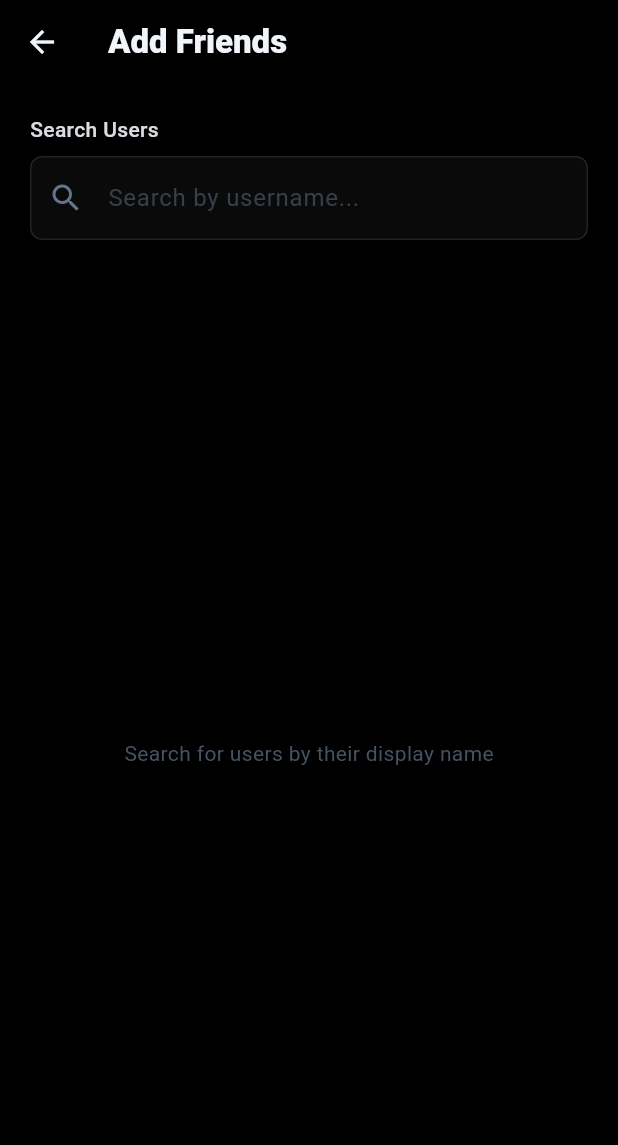
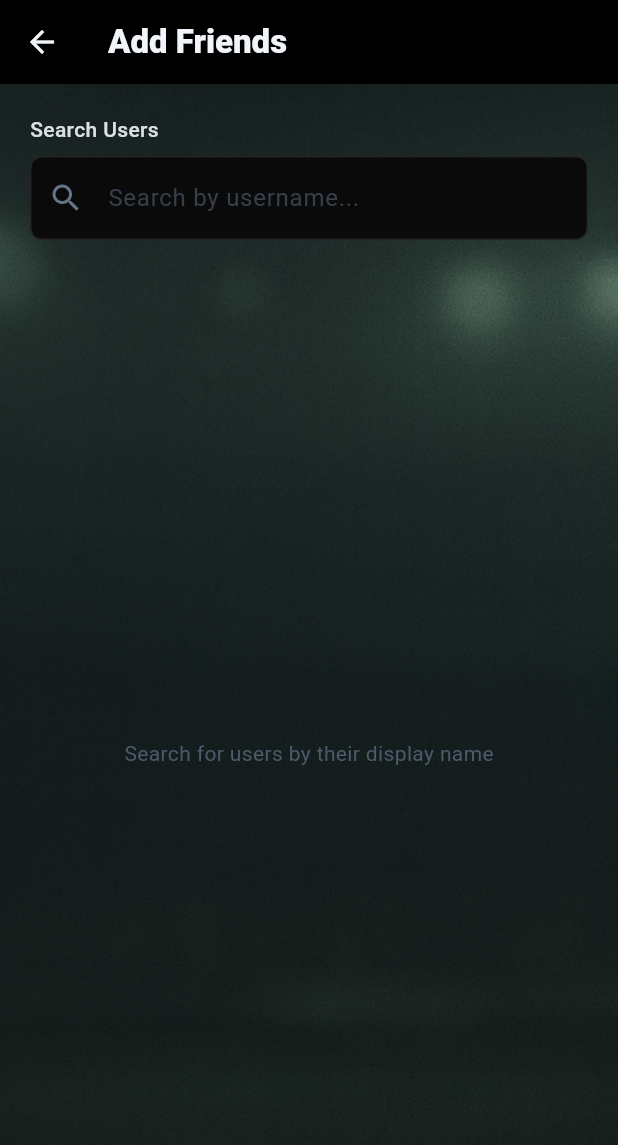
Before and after one commit to rajasaifr/Sportify, a Flutter app: the screen it shows once a user with an empty profile is signed in, tab 3 chosen, after a tap on the "person add" icon, on a phone screen of 412 x 824 dp. Shown: the top 1145 px of the screen. Run offline on Flutter 3.47's test engine with Material 3 defaults, Android fonts, the phone set to English and light mode, and no system bars; our stand-ins replace cloud_firestore, firebase_auth, firebase_core, google_sign_in; missing offline and left inert: dart:html, dart:ui_web, flutter_inappwebview; accounts and stored records are empty; network calls fail; project files that could hold a hidden picture were left out.

Commit message:
Final UI changes

```diff
--- a/sportify_app/lib/screens/add_friend_screen.dart
+++ b/sportify_app/lib/screens/add_friend_screen.dart
@@ -22,9 +22,9 @@ class _AddFriendScreenState extends State<AddFriendScreen> {
   @override
   Widget build(BuildContext context) {
     return Scaffold(
-      backgroundColor: AppTheme.bgStart,
+      backgroundColor: Colors.transparent,
       appBar: AppBar(
-        backgroundColor: AppTheme.bgStart,
+        backgroundColor: Colors.black, // Changed from Colors.transparent
         elevation: 0,
         title: const Text(
           'Add Friends',
@@ -32,13 +32,25 @@ class _AddFriendScreenState extends State<AddFriendScreen> {
         ),
         iconTheme: const IconThemeData(color: AppTheme.textMain),
       ),
-      body: Column(
+      body: Stack(
         children: [
-          // Search Bar
-          _buildSearchBar(),
+          // Background image
+          Positioned.fill(
+            child: Image.asset(
+              'assets/images/Account_BG.png',
+              fit: BoxFit.cover,
+            ),
+          ),
+          // Content on top
+          Column(
+            children: [
+              // Search Bar
+              _buildSearchBar(),
 
-          // Search Results or Empty State
-          _buildSearchResults(),
+              // Search Results or Empty State
+              _buildSearchResults(),
+            ],
+          ),
         ],
       ),
     );
--- a/sportify_app/lib/screens/friends_screen.dart
+++ b/sportify_app/lib/screens/friends_screen.dart
@@ -18,11 +18,23 @@ class _FriendsScreenState extends State<FriendsScreen> {
   @override
   Widget build(BuildContext context) {
     return Scaffold(
-      backgroundColor: Colors.black, // Pure black background
-      body: Column(
+      backgroundColor: Colors.transparent, // Changed from Colors.black
+      body: Stack(
         children: [
-          _buildSearchBar(),
-          _buildTabsSection(),
+          // Background image
+          Positioned.fill(
+            child: Image.asset(
+              'assets/images/Account_BG.png',
+              fit: BoxFit.cover,
+            ),
+          ),
+          // Content on top
+          Column(
+            children: [
+              _buildSearchBar(),
+              _buildTabsSection(),
+            ],
+          ),
         ],
       ),
     );
@@ -31,6 +43,7 @@ class _FriendsScreenState extends State<FriendsScreen> {
   Widget _buildSearchBar() {
     return Container(
       padding: const EdgeInsets.all(20.0),
+      color: Colors.transparent, // Make transparent so image shows
       child: Row(
         children: [
           const Expanded(
@@ -71,7 +84,7 @@ class _FriendsScreenState extends State<FriendsScreen> {
         child: Column(
           children: [
             Container(
-              color: Colors.black,
+              color: Colors.transparent, // Changed from Colors.black
               child: TabBar(
                 indicatorColor: AppTheme.primary, // Dark greenish blue
                 labelColor: Colors.white,
@@ -84,7 +97,7 @@ class _FriendsScreenState extends State<FriendsScreen> {
             ),
             Expanded(
               child: Container(
-                color: Colors.black,
+                color: Colors.transparent, // Changed from Colors.black
                 child: TabBarView(
                   children: [
                     _buildFriendsList(),
@@ -156,6 +169,7 @@ class _FriendsScreenState extends State<FriendsScreen> {
             constraints: const BoxConstraints(maxWidth: 800), // Limit width for centering
             margin: const EdgeInsets.symmetric(vertical: 16),
             decoration: BoxDecoration(
+              color: Colors.transparent, // Explicitly transparent so image shows through
               border: Border(
                 left: BorderSide(
                   color: AppTheme.primary.withValues(alpha: 0.5),
@@ -273,6 +287,7 @@ class _FriendsScreenState extends State<FriendsScreen> {
             constraints: const BoxConstraints(maxWidth: 800), // Limit width for centering
             margin: const EdgeInsets.symmetric(vertical: 16),
             decoration: BoxDecoration(
+              color: Colors.transparent, // Explicitly transparent so image shows through
               border: Border(
                 left: BorderSide(
                   color: AppTheme.primary.withValues(alpha: 0.5),
--- a/sportify_app/pubspec.yaml
+++ b/sportify_app/pubspec.yaml
@@ -37,3 +37,4 @@ flutter:
   assets:
     - assets/images/ # Registers your App_Icon.png folder (Best practice)
     - assets/images/floating_icons/  # KEEP THIS COMMENTED OUT UNTIL YOU CREATE THE FOLDER AND ADD SVG FILES
+    - assets/images/Account_BG.png
```
Also changed, not shown: sportify_app/lib/screens/profile_screen.dart (+31 -21 lines), sportify_app/assets/images/Account_BG.png (added).
